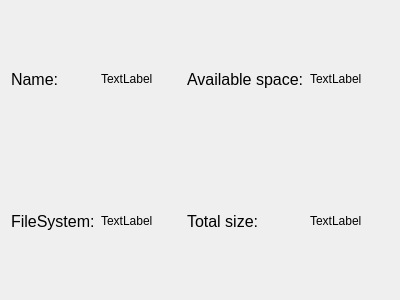
Before: the Qt Designer form src/driveinfo.ui in kitswas/File-Manager, drawn with Qt 5.
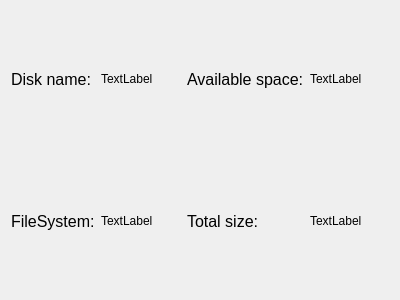
After: the same form once the commit is applied.

```diff
--- a/src/driveinfo.ui
+++ b/src/driveinfo.ui
@@ -44,7 +44,7 @@
       </font>
      </property>
      <property name="text">
-      <string>Name:</string>
+      <string>Disk name:</string>
      </property>
      <property name="scaledContents">
       <bool>true</bool>
```
